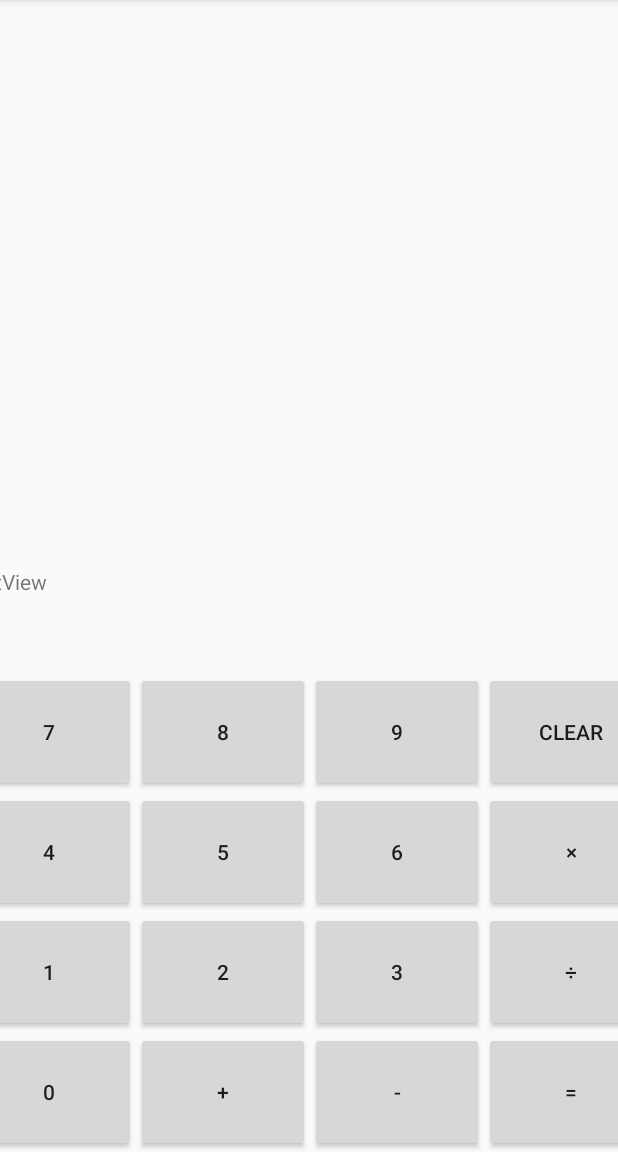
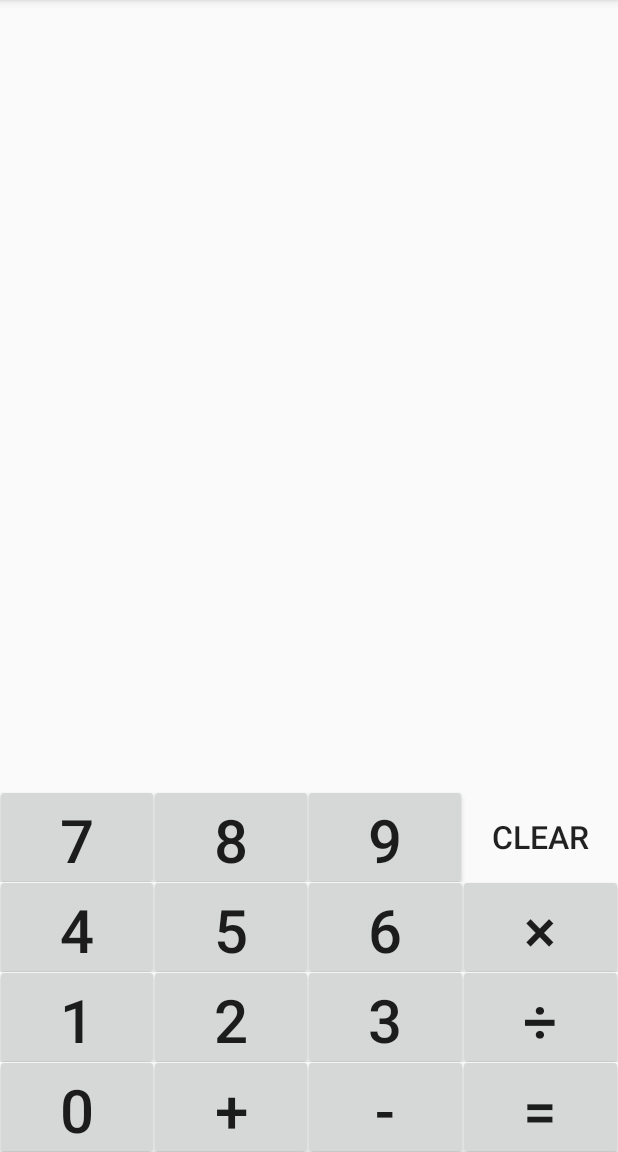
Before and after one commit to prestaylor51/CalculatorK3, an Android app: the screen it shows after launch (MainActivity), on a phone screen of 412 x 824 dp, the part 84-1236 px from its top. Run offline under Robolectric (Android 15) with nearby library versions, the phone set to English and light mode, and no system bars.

Commit message:
formatted

```diff
--- a/app/src/main/java/com/taylor/preston/calculatork3/MainActivity.java
+++ b/app/src/main/java/com/taylor/preston/calculatork3/MainActivity.java
@@ -4,6 +4,7 @@ package com.taylor.preston.calculatork3;
 import android.os.Bundle;
 import android.support.v7.app.AppCompatActivity;
 import android.view.View;
+import android.view.animation.Interpolator;
 import android.widget.Button;
 import android.widget.TextView;
 
@@ -14,12 +15,12 @@ public class MainActivity extends AppCompatActivity {
     public String opnd1 = "";
     public String opnd2 = "";
     public String operator = "";
+
     public Integer result = 0;
+    public Integer remainder = 0;
 
     private boolean isOp = false;
-
-
-
+    private boolean isEval = false;
 
     @Override
     protected void onCreate(Bundle savedInstanceState) {
@@ -28,12 +29,12 @@ public class MainActivity extends AppCompatActivity {
     }
 
     public void handleButton(View view) {
-
+        if (!isEval) {
             // Get the button based on id
             Button b = (Button)view;
             String bText = b.getText().toString();
 
-        // If on first opperand
+            // If on first operand
             if (!isOp) {
                 opnd1 += bText;
             }
@@ -42,8 +43,10 @@ public class MainActivity extends AppCompatActivity {
             }
 
             // Concat the string with correct number/operation
+
                 equation += bText;
                 updateEquation(view);
+            }
 
     }
 
@@ -55,16 +58,12 @@ public class MainActivity extends AppCompatActivity {
             String bText = b.getText().toString();
             operator = bText;
 
-            equation += bText;
+            equation += " " + bText + " ";
 
             updateEquation(view);
 
             isOp = true;
         }
-
-    }
-
-    public void clearEquation(View view) {
 
     }
 
@@ -76,7 +75,7 @@ public class MainActivity extends AppCompatActivity {
      *          https://stackoverflow.com/questions/3422673/evaluating-a-math-expression-given-in-string-form
      */
     public void evaluateEquation (View view){
-
+        if (!isEval) {
             switch (operator) {
                 case "+":
                     result = Integer.parseInt(opnd1) + Integer.parseInt(opnd2);
@@ -84,15 +83,28 @@ public class MainActivity extends AppCompatActivity {
                 case "-":
                     result = Integer.parseInt(opnd1) - Integer.parseInt(opnd2);
                     break;
+                case "×":
+                    result = Integer.parseInt(opnd1) * Integer.parseInt(opnd2);
+                    break;
+                case "÷":
+                    result = Integer.parseInt(opnd1) / Integer.parseInt(opnd2);
+                    remainder = Integer.parseInt(opnd1) % Integer.parseInt(opnd2);
+                    break;
                 default:
                     result = 333;
                     break;
             }
 
+
             equation += " = ";
             equation += Integer.toString(result);
 
+            if (remainder > 0) {
+                equation += " r " + Integer.toString(remainder);
+            }
             updateEquation(view);
+        }
+        isEval = true;
     }
 
     /** UPDATE EQUATION
@@ -105,4 +117,22 @@ public class MainActivity extends AppCompatActivity {
 
     }
 
+    public void clearEquation(View view) {
+
+        // Clear all variables
+        equation = "";
+        opnd1 = "";
+        opnd2 = "";
+        operator = "";
+
+        result = 0;
+        remainder = 0;
+
+        isEval = false;
+        isOp = false;
+
+        updateEquation(view);
+
     }
+
+}
--- a/app/src/main/res/layout/activity_main.xml
+++ b/app/src/main/res/layout/activity_main.xml
@@ -9,8 +9,9 @@
     tools:layout_editor_absoluteX="0dp">
 
     <LinearLayout
-        android:layout_width="464dp"
-        android:layout_height="80dp"
+        android:layout_marginTop="-10dp"
+        android:layout_width="match_parent"
+        android:layout_height="60dp"
         android:weightSum="1"
         app:layout_constraintBottom_toBottomOf="parent"
         android:layout_marginBottom="0dp"
@@ -21,45 +22,65 @@
         app:layout_constraintLeft_toLeftOf="parent">
 
         <Button
+            android:layout_marginBottom="-5dp"
+            android:layout_marginTop="-5dp"
+            android:layout_marginLeft="-3dp"
+            android:layout_marginRight="-3dp"
             android:id="@+id/button0"
             android:layout_width="wrap_content"
             android:layout_height="match_parent"
             android:layout_weight="0.25"
             android:onClick="handleButton"
-            android:text="@string/button_0" />
+            android:text="@string/button_0"
+            android:textSize="40dp"/>
 
         <Button
+            android:layout_marginBottom="-5dp"
+            android:layout_marginTop="-5dp"
+            android:layout_marginLeft="-3dp"
+            android:layout_marginRight="-3dp"
             android:id="@+id/buttonAdd"
             android:layout_width="wrap_content"
             android:layout_height="match_parent"
             android:layout_weight="0.25"
             android:onClick="handleOperator"
-            android:text="@string/button_add" />
+            android:text="@string/button_add"
+            android:textSize="40dp"/>
 
         <Button
+            android:layout_marginBottom="-5dp"
+            android:layout_marginTop="-5dp"
+            android:layout_marginLeft="-3dp"
+            android:layout_marginRight="-3dp"
             android:id="@+id/buttonsSub"
             android:layout_width="wrap_content"
             android:layout_height="match_parent"
             android:onClick="handleOperator"
             android:text="@string/button_sub"
-            android:layout_weight="0.25" />
+            android:layout_weight="0.25"
+            android:textSize="40dp"/>
 
         <Button
+            android:layout_marginBottom="-5dp"
+            android:layout_marginTop="-5dp"
+            android:layout_marginLeft="-3dp"
+            android:layout_marginRight="-3dp"
             android:id="@+id/buttonEqual"
             android:layout_width="wrap_content"
             android:layout_height="match_parent"
             android:layout_weight="0.25"
             android:onClick="evaluateEquation"
-
+            android:textSize="40dp"
             android:text="@string/button_equal" />
     </LinearLayout>
 
     <LinearLayout
+        android:layout_marginTop="0dp"
+        android:layout_marginBottom="0dp"
         android:id="@+id/linearLayout3"
-        android:layout_width="464dp"
-        android:layout_height="80dp"
+        android:layout_width="match_parent"
+        android:layout_height="60dp"
         android:orientation="horizontal"
-        android:layout_marginBottom="0dp"
         app:layout_constraintBottom_toTopOf="@+id/linearLayout4"
         android:layout_marginRight="0dp"
         app:layout_constraintRight_toRightOf="parent"
@@ -67,41 +88,62 @@
         app:layout_constraintLeft_toLeftOf="parent">
 
         <Button
+            android:layout_marginBottom="-5dp"
+            android:layout_marginTop="-5dp"
+            android:layout_marginLeft="-3dp"
+            android:layout_marginRight="-3dp"
             android:id="@+id/button1"
             android:layout_width="wrap_content"
             android:layout_height="match_parent"
             android:layout_weight="0.25"
             android:onClick="handleButton"
-            android:text="@string/button_1" />
+            android:text="@string/button_1"
+            android:textSize="40dp"/>
 
         <Button
+            android:layout_marginBottom="-5dp"
+            android:layout_marginTop="-5dp"
+            android:layout_marginLeft="-3dp"
+            android:layout_marginRight="-3dp"
             android:id="@+id/button2"
             android:layout_width="wrap_content"
             android:layout_height="match_parent"
             android:layout_weight="0.25"
             android:onClick="handleButton"
-            android:text="@string/button_2" />
+            android:text="@string/button_2"
+            android:textSize="40dp"/>
 
         <Button
+            android:layout_marginBottom="-5dp"
+            android:layout_marginTop="-5dp"
+            android:layout_marginLeft="-3dp"
+            android:layout_marginRight="-3dp"
             android:id="@+id/button3"
             android:layout_width="wrap_content"
             android:layout_height="match_parent"
             android:layout_weight="0.25"
             android:onClick="handleButton"
-            android:text="@string/button_3" />
+            android:text="@string/button_3"
+            android:textSize="40dp"/>
 
         <Button
+            android:layout_marginBottom="-5dp"
+            android:layout_marginTop="-5dp"
+            android:layout_marginLeft="-3dp"
+            android:layout_marginRight="-3dp"
             android:id="@+id/buttonDiv"
             android:layout_width="wrap_content"
             android:layout_height="match_parent"
             android:layout_weight="0.25"
-            android:onClick="handleButton"
-            android:text="@string/button_div" />
+            android:onClick="handleOperator"
+            android:text="@string/button_div"
+            android:textSize="40dp"/>
     </LinearLayout>
 
     <LinearLayout
-        android:layout_width="464dp"
-        android:layout_height="80dp"
+        android:layout_marginTop="0dp"
+        android:layout_width="match_parent"
+        android:layout_height="60dp"
         android:orientation="horizontal"
         android:id="@+id/linearLayout2"
         android:layout_marginBottom="0dp"
@@ -112,41 +154,62 @@
         app:layout_constraintLeft_toLeftOf="parent">
 
         <Button
+            android:layout_marginBottom="-5dp"
+            android:layout_marginTop="-5dp"
+            android:layout_marginLeft="-3dp"
+            android:layout_marginRight="-3dp"
             android:id="@+id/button4"
             android:layout_width="wrap_content"
             android:layout_height="match_parent"
             android:layout_weight="0.25"
             android:onClick="handleButton"
-            android:text="@string/button_4" />
+            android:text="@string/button_4"
+            android:textSize="40dp"/>
 
         <Button
+            android:layout_marginBottom="-5dp"
+            android:layout_marginTop="-5dp"
+            android:layout_marginLeft="-3dp"
+            android:layout_marginRight="-3dp"
             android:id="@+id/button5"
             android:layout_width="wrap_content"
             android:layout_height="match_parent"
             android:layout_weight="0.25"
             android:onClick="handleButton"
-            android:text="@string/button_5" />
+            android:text="@string/button_5"
+            android:textSize="40dp"/>
 
         <Button
+            android:layout_marginBottom="-5dp"
+            android:layout_marginTop="-5dp"
+            android:layout_marginLeft="-3dp"
+            android:layout_marginRight="-3dp"
             android:id="@+id/button6"
             android:layout_width="wrap_content"
             android:layout_height="match_parent"
             android:layout_weight="0.25"
             android:onClick="handleButton"
-            android:text="@string/button_6" />
+            android:text="@string/button_6"
+            android:textSize="40dp"/>
 
         <Button
+            android:layout_marginBottom="-5dp"
+            android:layout_marginTop="-5dp"
+            android:layout_marginLeft="-3dp"
+            android:layout_marginRight="-3dp"
             android:id="@+id/buttonMult"
             android:layout_width="wrap_content"
             android:layout_height="match_parent"
             android:layout_weight="0.25"
-            android:onClick="handleButton"
-            android:text="@string/button_mult" />
+            android:onClick="handleOperator"
+            android:text="@string/button_mult"
+            android:textSize="40dp"/>
     </LinearLayout>
 
     <LinearLayout
-        android:layout_width="464dp"
-        android:layout_height="80dp"
+        android:layout_marginTop="0dp"
+        android:layout_width="match_parent"
+        android:layout_height="60dp"
         android:orientation="horizontal"
         android:id="@+id/linearLayout"
         android:layout_marginBottom="0dp"
@@ -157,46 +220,69 @@
         app:layout_constraintLeft_toLeftOf="parent">
 
         <Button
+            android:layout_marginBottom="-5dp"
+            android:layout_marginTop="-5dp"
+            android:layout_marginLeft="-3dp"
+            android:layout_marginRight="-3dp"
             android:id="@+id/button7"
             android:layout_width="wrap_content"
             android:layout_height="match_parent"
             android:layout_weight="0.25"
             android:onClick="handleButton"
-            android:text="@string/button_7" />
+            android:text="@string/button_7"
+            android:textSize="40dp"/>
 
         <Button
+            android:layout_marginBottom="-5dp"
+            android:layout_marginTop="-5dp"
+            android:layout_marginLeft="-3dp"
+            android:layout_marginRight="-3dp"
             android:id="@+id/button8"
             android:layout_width="wrap_content"
             android:layout_height="match_parent"
             android:layout_weight="0.25"
             android:onClick="handleButton"
-            android:text="@string/button_8" />
+            android:text="@string/button_8"
+            android:textSize="40dp"/>
 
         <Button
+            android:layout_marginBottom="-5dp"
+            android:layout_marginTop="-5dp"
+            android:layout_marginLeft="-3dp"
+            android:layout_marginRight="-3dp"
             android:id="@+id/button9"
             android:layout_width="wrap_content"
             android:layout_height="match_parent"
             android:layout_weight="0.25"
             android:onClick="handleButton"
-            android:text="@string/button_9" />
+            android:text="@string/button_9"
+            android:textSize="40dp"/>
 
         <Button
+            android:layout_marginBottom="-5dp"
+            android:layout_marginTop="-5dp"
+            android:layout_marginLeft="-3dp"
+            android:layout_marginRight="-3dp"
+            style="@style/Widget.AppCompat.Button.Borderless"
             android:id="@+id/buttonClear"
             android:layout_width="wrap_content"
             android:layout_height="match_parent"
             android:layout_weight="0.25"
-            android:text="@string/button_clear" />
+            android:onClick="clearEquation"
+            android:text="@string/button_clear"
+            android:textSize="21dp"/>
     </LinearLayout>
 
     <TextView
         android:id="@+id/textView"
-        android:layout_width="464dp"
-        android:layout_height="70dp"
-        android:text="TextView"
+        android:layout_width="match_parent"
+        android:layout_height="63dp"
+        android:text=""
         android:layout_marginBottom="0dp"
         app:layout_constraintBottom_toTopOf="@+id/linearLayout"
         android:layout_marginRight="0dp"
         app:layout_constraintRight_toRightOf="parent"
         android:layout_marginLeft="0dp"
-        app:layout_constraintLeft_toLeftOf="parent" />
+        app:layout_constraintLeft_toLeftOf="parent"
+        android:textSize="50dp"/>
 </android.support.constraint.ConstraintLayout>
```
Also changed, not shown: app/src/main/AndroidManifest.xml (+13 -0 lines). Lines whose indentation alone changed are shown as unchanged.
